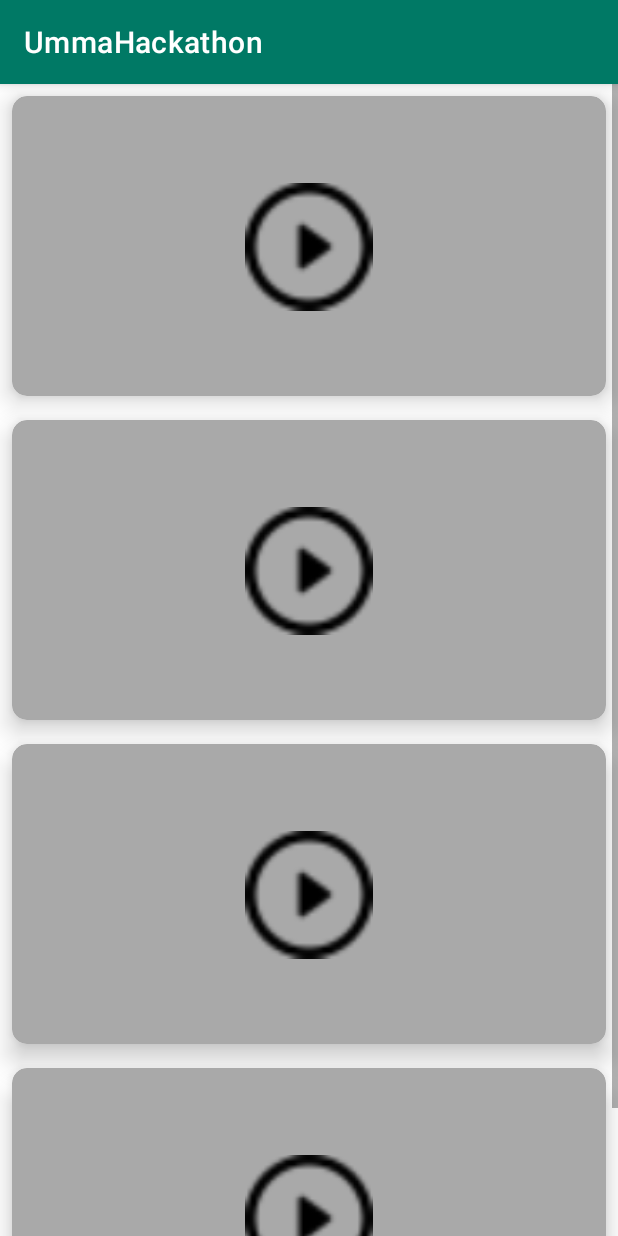
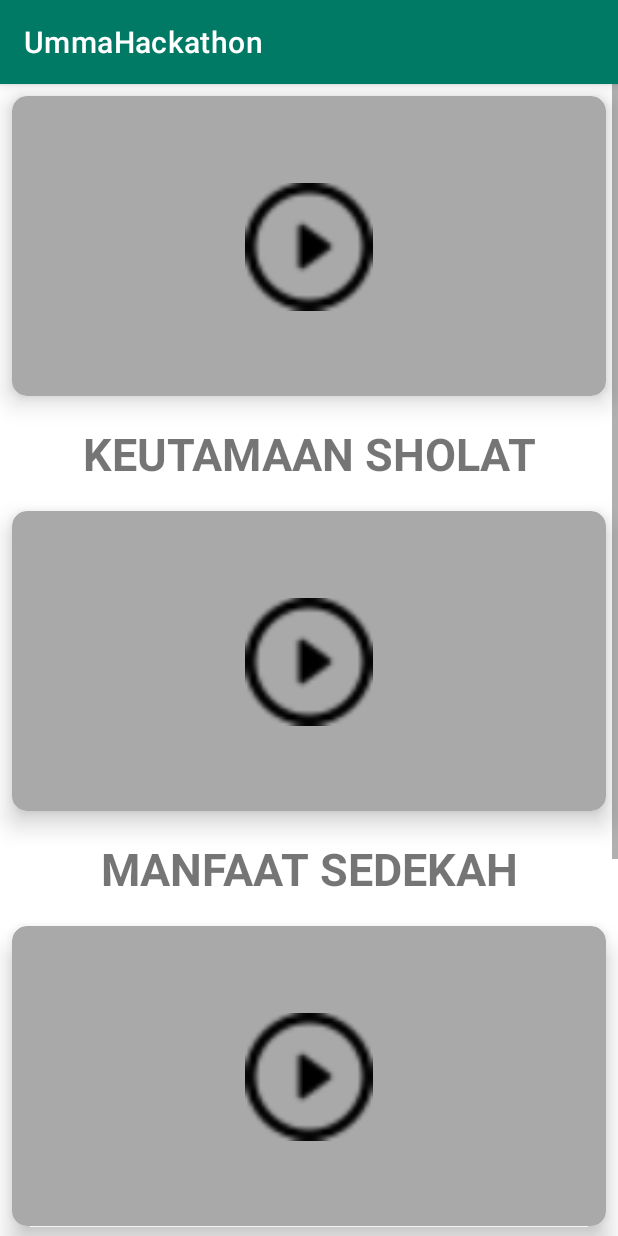
Before and after one commit to openumma/Islamic-Festival-Organizer, an Android app: the VideoActivity screen opened directly, with no data from a screen before it, on a phone screen of 412 x 824 dp. Run offline under Robolectric (Android 15) with nearby library versions, the phone set to English and light mode, and no system bars.

```diff
--- a/app/src/main/java/com/example/ummahackathon/ui/Info/InfoFragment.java
+++ b/app/src/main/java/com/example/ummahackathon/ui/Info/InfoFragment.java
@@ -30,7 +30,7 @@ public class InfoFragment extends Fragment {
                 final View v = layoutInflater.inflate(R.layout.premium,null);
                 alertDialogBuilder.setView(v);
                 alertDialogBuilder
-                        .setMessage("adasdads")
+                        .setMessage(" ")
                         .setCancelable(false)
                         .setPositiveButton("BERLANGGANAN", new DialogInterface.OnClickListener() {
                             @Override
@@ -64,7 +64,7 @@ public class InfoFragment extends Fragment {
                 final View v = layoutInflater.inflate(R.layout.donasi,null);
                 alertDialogBuilder.setView(v);
                 alertDialogBuilder
-                        .setMessage("adasdads")
+                        .setMessage(" ")
                         .setCancelable(false)
                         .setPositiveButton("DONASI", new DialogInterface.OnClickListener() {
                             @Override
--- a/app/src/main/res/layout/activity_form_pendaftaran.xml
+++ b/app/src/main/res/layout/activity_form_pendaftaran.xml
@@ -83,8 +83,7 @@
                 android:layout_marginHorizontal="40dp"
                 android:layout_marginTop="10dp"
                 android:layout_marginBottom="20dp"
-                android:ems="10"
-                android:inputType="numberDecimal" />
+                android:ems="10" />
 
             <TextView
                 android:id="@+id/textView_jenis_kegiatan"
--- a/app/src/main/res/layout/activity_video.xml
+++ b/app/src/main/res/layout/activity_video.xml
@@ -29,6 +29,15 @@
                     android:layout_width="85dp"
                     android:layout_height="250dp"/>
             </androidx.cardview.widget.CardView>
+            <TextView
+                android:textAlignment="center"
+                android:layout_gravity="center"
+                android:padding="10dp"
+                android:textSize="30dp"
+                android:textStyle="bold"
+                android:text="KEUTAMAAN SHOLAT"
+                android:layout_width="match_parent"
+                android:layout_height="wrap_content"/>
             <androidx.cardview.widget.CardView
                 android:backgroundTint="#A9A9A9"
                 android:layout_width="match_parent"
@@ -46,6 +55,15 @@
                     android:layout_width="85dp"
                     android:layout_height="250dp"/>
             </androidx.cardview.widget.CardView>
+            <TextView
+                android:textAlignment="center"
+                android:layout_gravity="center"
+                android:padding="10dp"
+                android:textSize="30dp"
+                android:textStyle="bold"
+                android:text="MANFAAT SEDEKAH"
+                android:layout_width="match_parent"
+                android:layout_height="wrap_content"/>
             <androidx.cardview.widget.CardView
                 android:backgroundTint="#A9A9A9"
                 android:layout_width="match_parent"
@@ -63,6 +81,15 @@
                     android:layout_width="85dp"
                     android:layout_height="250dp"/>
             </androidx.cardview.widget.CardView>
+            <TextView
+                android:textAlignment="center"
+                android:layout_gravity="center"
+                android:padding="10dp"
+                android:textSize="30dp"
+                android:textStyle="bold"
+                android:text="KEUTAMAAN MENJALANKAN SUNNAH"
+                android:layout_width="match_parent"
+                android:layout_height="wrap_content"/>
             <androidx.cardview.widget.CardView
                 android:backgroundTint="#A9A9A9"
                 android:layout_width="match_parent"
@@ -80,6 +107,15 @@
                     android:layout_width="85dp"
                     android:layout_height="250dp"/>
             </androidx.cardview.widget.CardView>
+            <TextView
+                android:textAlignment="center"
+                android:layout_gravity="center"
+                android:padding="10dp"
+                android:textSize="30dp"
+                android:textStyle="bold"
+                android:text="SIRAH NABAWIYAH"
+                android:layout_width="match_parent"
+                android:layout_height="wrap_content"/>
         </LinearLayout>
 
 
--- a/app/src/main/res/layout/fragment_info.xml
+++ b/app/src/main/res/layout/fragment_info.xml
@@ -113,7 +113,7 @@
                     android:layout_height="wrap_content"
                     android:layout_gravity="center"
                     android:layout_marginTop="5dp"
-                    android:text="50 % Pengelolaan Aplikasi \n25 % Lembaga Sosial \n25 % Marbot Masjid"
+                    android:text="50 % Pembangunan Masjid \n25 % Lembaga Sosial \n25 % Marbot Masjid"
                     android:textSize="18dp"
                     android:textStyle="bold"
                     app:layout_constraintStart_toStartOf="parent"
--- a/app/src/main/res/layout/item_hadroh.xml
+++ b/app/src/main/res/layout/item_hadroh.xml
@@ -30,10 +30,9 @@
             android:layout_height="wrap_content">
             <TextView
                 android:id="@+id/tv_deskripsi_hadroh"
-                android:textSize="18dp"
+                android:textSize="16dp"
                 android:layout_marginStart="10dp"
                 android:layout_marginLeft="10dp"
-                android:textStyle="bold"
                 android:text="Deskripsi"
                 android:layout_width="wrap_content"
                 android:layout_height="wrap_content"/>
--- a/app/src/main/res/layout/item_qori.xml
+++ b/app/src/main/res/layout/item_qori.xml
@@ -30,10 +30,9 @@
             android:layout_height="wrap_content">
             <TextView
                 android:id="@+id/tv_deskripsi_qori"
-                android:textSize="18dp"
+                android:textSize="16dp"
                 android:layout_marginStart="10dp"
                 android:layout_marginLeft="10dp"
-                android:textStyle="bold"
                 android:text="Deskripsi"
                 android:layout_width="wrap_content"
                 android:layout_height="wrap_content"/>
--- a/app/src/main/res/layout/item_ustad.xml
+++ b/app/src/main/res/layout/item_ustad.xml
@@ -30,10 +30,9 @@ android:layout_margin="10dp">
             android:layout_height="wrap_content">
             <TextView
                 android:id="@+id/tv_deskripsi_ustad"
-                android:textSize="18dp"
+                android:textSize="16dp"
                 android:layout_marginStart="10dp"
                 android:layout_marginLeft="10dp"
-                android:textStyle="bold"
                 android:text="Deskripsi"
                 android:layout_width="wrap_content"
                 android:layout_height="wrap_content"/>
```
Also changed, not shown: app/src/main/AndroidManifest.xml (+9 -8 lines), app/src/main/java/com/example/ummahackathon/ui/ReportPendaftaran/ReportPendaftaran.java (+13 -1 lines), app/src/main/java/com/example/ummahackathon/ui/SpalshScreen/SpalashScreenActivity.java (added, +40 -0 lines), app/src/main/res/anim/logo_animation.xml (added, +12 -0 lines), app/src/main/res/layout/activity_report_pendaftaran.xml (+8 -0 lines), app/src/main/res/layout/activity_spalash_screen.xml (added, +20 -0 lines).
